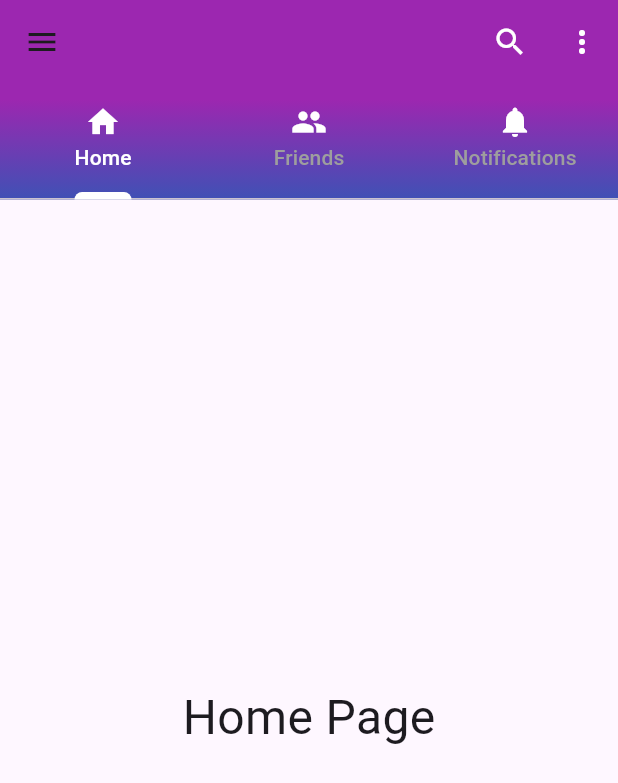
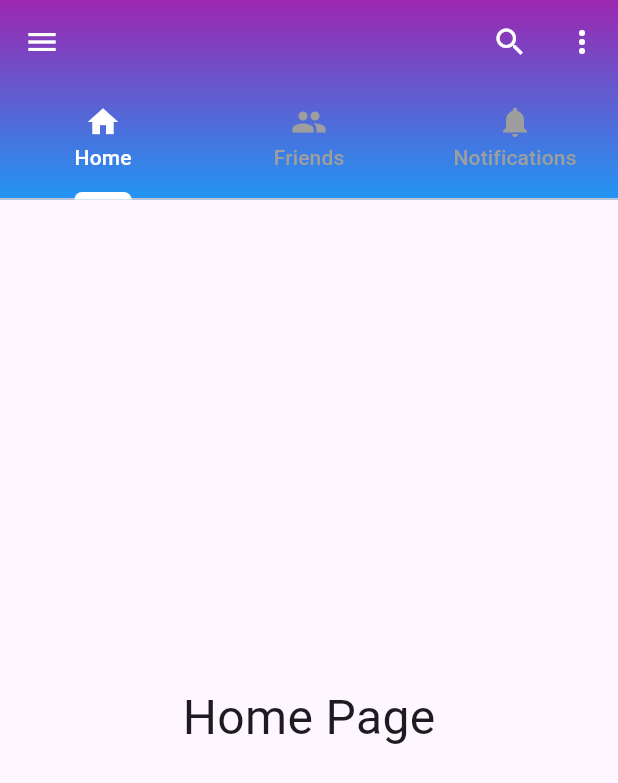
Before and after one commit to MuhammadMehediMNCS/appbar_-_transparent_appbar, a Flutter app: the SimpleAppbarPage screen opened directly with empty values, on a phone screen of 412 x 824 dp. Shown: the top 783 px of the screen. Run offline on Flutter 3.47's test engine with Material 3 defaults, Android fonts, the phone set to English and light mode, and no system bars.

Commit message:
1 file added

```diff
--- a/lib/main.dart
+++ b/lib/main.dart
@@ -1,5 +1,4 @@
-import 'package:appbar/page/simple_appbar_page.dart';
-import 'package:appbar/page/transparent_appbar_page.dart';
+import 'package:appbar/page/bottom_sheet_page.dart';
 import 'package:flutter/material.dart';
 
 
@@ -19,7 +18,7 @@ class MyApp extends StatelessWidget {
       theme: ThemeData(
         primarySwatch: Colors.green
       ),
-      home: const TranspatentAppbarPage(),
+      home: const BottomSheetPage(),
     );
   }
 }
--- a/lib/page/simple_appbar_page.dart
+++ b/lib/page/simple_appbar_page.dart
@@ -18,7 +18,7 @@ class _SimpleAppbarPageState extends State<SimpleAppbarPage> {
         appBar: AppBar(
           leading: IconButton(
             onPressed: () {},
-            icon: const Icon(Icons.menu)
+            icon: const Icon(Icons.menu, color: Colors.white)
           ),
           title: Text(widget.title),
           actions: [
@@ -31,40 +31,39 @@ class _SimpleAppbarPageState extends State<SimpleAppbarPage> {
               icon: const Icon(Icons.more_vert, color: Colors.white)
             )
           ],
+          //backgroundColor: Colors.blue,
           //centerTitle: true,
-          //backgroundColor: Colors.indigo,
           flexibleSpace: Container(
             decoration: const BoxDecoration(
               gradient: LinearGradient(
-                colors: [Colors.indigo, Colors.purple],
-                begin: Alignment.bottomRight,
-                //end: Alignment.topLeft,
-              ),
+                colors: [Colors.blue, Colors.purple],
+                begin: Alignment.bottomLeft,
+                end: Alignment.topLeft
+              )
             ),
           ),
           bottom: const TabBar(
-            //isScrollable: true,
             indicatorColor: Colors.white,
-            indicatorWeight: 5,
+            indicatorWeight: 5.0,
             labelStyle: TextStyle(color: Colors.white),
             unselectedLabelColor: Colors.grey,
             tabs: [
-              Tab(icon: Icon(Icons.home, color: Colors.white), text: 'Home'),
-              Tab(icon: Icon(Icons.people, color: Colors.white), text: 'Friends'),
-              Tab(icon: Icon(Icons.notifications, color: Colors.white), text: 'Notifications'),
-            ],
+              Tab(icon: Icon(Icons.home), text: 'Home'),
+              Tab(icon: Icon(Icons.people), text: 'Friends'),
+              Tab(icon: Icon(Icons.notifications), text: 'Notifications'),
+
+            ]
           ),
-          elevation: 18.0,
           titleSpacing: 22.0,
           titleTextStyle: const TextStyle(color: Colors.white),
         ),
         body: TabBarView(
-            children: [
-              buildPage('Home Page'),
-              buildPage('Friends Page'),
-              buildPage('Notifications Page'),
-            ],
-          ),
+          children: [
+            buildPage("Home Page"),
+            buildPage("Friends Page"),
+            buildPage("Notifications Page"),
+          ]
+        ),
       ),
     );
   }
@@ -73,6 +72,6 @@ class _SimpleAppbarPageState extends State<SimpleAppbarPage> {
     child: Text(
       text,
       style: const TextStyle(fontSize: 32.0),
-    ),
+    )
   );
 }
```
Also changed, not shown: lib/page/bottom_sheet_page.dart (added, +77 -0 lines).
